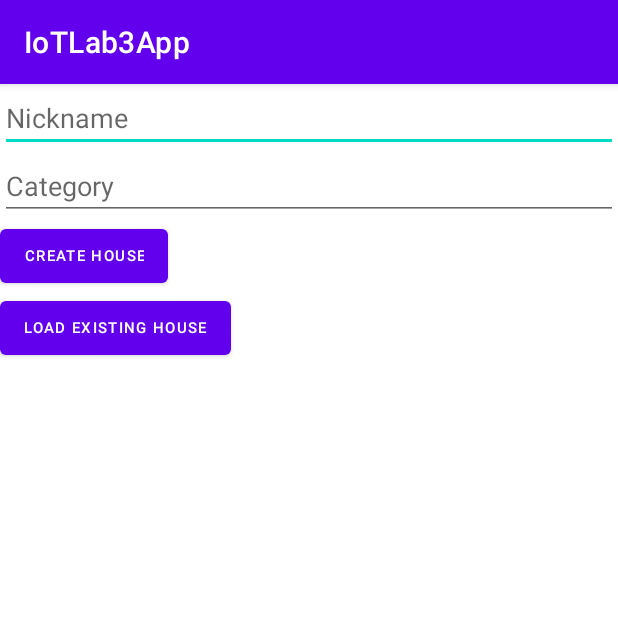
After one commit to Nenonymo/IoT_aem, an Android app: the CreateHouseActivity screen opened directly, with no data from a screen before it, on a phone screen of 412 x 824 dp, the top half of it. The commit adds this screen. Run offline under Robolectric (Android 15) with nearby library versions, the phone set to English and light mode, and no system bars.

Commit message:
Added a new page for CreateHouseActivity

```diff
--- a/app/IoTLab3App/app/src/main/AndroidManifest.xml
+++ b/app/IoTLab3App/app/src/main/AndroidManifest.xml
@@ -52,6 +52,12 @@
                 android:name="android.app.lib_name"
                 android:value="" />
         </activity>
+
+        <activity
+            android:name=".Groups.CreateHouseActivity"
+            android:exported="true"
+            >
+        </activity>
     </application>
 
 </manifest>
--- /dev/null
+++ b/app/IoTLab3App/app/src/main/java/com/example/iotlab3app/Groups/CreateHouseActivity.java
@@ -0,0 +1,32 @@
+package com.example.iotlab3app.Groups;
+
+import androidx.appcompat.app.AppCompatActivity;
+import com.example.iotlab3app.R;
+
+import android.os.Bundle;
+import android.widget.Button;
+import android.widget.EditText;
+
+// A class for either loading an existing house or creating a new house
+
+public class CreateHouseActivity extends AppCompatActivity {
+    private Button createBtn, loadBtn;
+    private EditText nickname, category;
+
+    @Override
+    protected void onCreate(Bundle savedInstanceState){
+        super.onCreate(savedInstanceState);
+        setContentView(R.layout.activity_create_house);
+
+        nickname = (EditText)findViewById(R.id.nickname);
+        category = (EditText)findViewById(R.id.category);
+
+        createBtn = (Button) findViewById(R.id.createBtn);
+        loadBtn = (Button) findViewById(R.id.loadBtn);
+
+
+    }
+
+
+
+}
--- /dev/null
+++ b/app/IoTLab3App/app/src/main/java/com/example/iotlab3app/Groups/GroupAlternatives.java
@@ -0,0 +1,12 @@
+package com.example.iotlab3app.Groups;
+
+import androidx.appcompat.app.AppCompatActivity;
+import android.widget.Button;
+
+public class GroupAlternatives extends AppCompatActivity {
+
+    private Button btn;
+
+
+
+}
--- a/app/IoTLab3App/app/src/main/java/com/example/iotlab3app/Login/LoginActivity.java
+++ b/app/IoTLab3App/app/src/main/java/com/example/iotlab3app/Login/LoginActivity.java
@@ -14,6 +14,7 @@ import androidx.appcompat.app.AppCompatActivity;
 import com.example.iotlab3app.Connection.ConnectionClass;
 import com.example.iotlab3app.Connection.Pistuff;
 import com.example.iotlab3app.Connection.SQLstuff;
+import com.example.iotlab3app.Groups.CreateHouseActivity;
 import com.example.iotlab3app.MainActivity;
 import com.example.iotlab3app.R;
 
@@ -108,7 +109,7 @@ public class LoginActivity extends AppCompatActivity {
                         assert rs != null;
                         if (rs.getBoolean("ValidAuth")) {
                             runOnUiThread(() -> Toast.makeText(LoginActivity.this, "Login Success", Toast.LENGTH_LONG).show());
-                            Intent intent = new Intent(LoginActivity.this, MainActivity.class);
+                            Intent intent = new Intent(LoginActivity.this, CreateHouseActivity.class);
                             startActivity(intent);
                             z = "Success";
 
--- /dev/null
+++ b/app/IoTLab3App/app/src/main/res/layout/activity_create_house.xml
@@ -0,0 +1,39 @@
+<?xml version="1.0" encoding="utf-8"?>
+<LinearLayout xmlns:android="http://schemas.android.com/apk/res/android"
+    xmlns:app="http://schemas.android.com/apk/res-auto"
+    xmlns:tools="http://schemas.android.com/tools"
+    android:layout_width="match_parent"
+    android:layout_height="match_parent"
+    tools:context=".Groups.CreateHouseActivity"
+    android:orientation="vertical"
+    >
+
+    <EditText
+        android:layout_width="match_parent"
+        android:layout_height="wrap_content"
+        android:inputType="text"
+        android:hint="Nickname"
+        android:id="@+id/nickname"/>
+
+    <EditText
+        android:layout_width="match_parent"
+        android:layout_height="wrap_content"
+        android:inputType="text"
+        android:hint="Category"
+        android:id="@+id/category"/>
+
+    <Button
+        android:layout_width="wrap_content"
+        android:layout_height="wrap_content"
+        android:text="Create House"
+        android:textSize="10sp"
+        android:id="@+id/createBtn"/>
+
+    <Button
+        android:layout_width="wrap_content"
+        android:layout_height="wrap_content"
+        android:text="Load Existing House"
+        android:textSize="10sp"
+        android:id="@+id/loadBtn"/>
+
+</LinearLayout>
```
